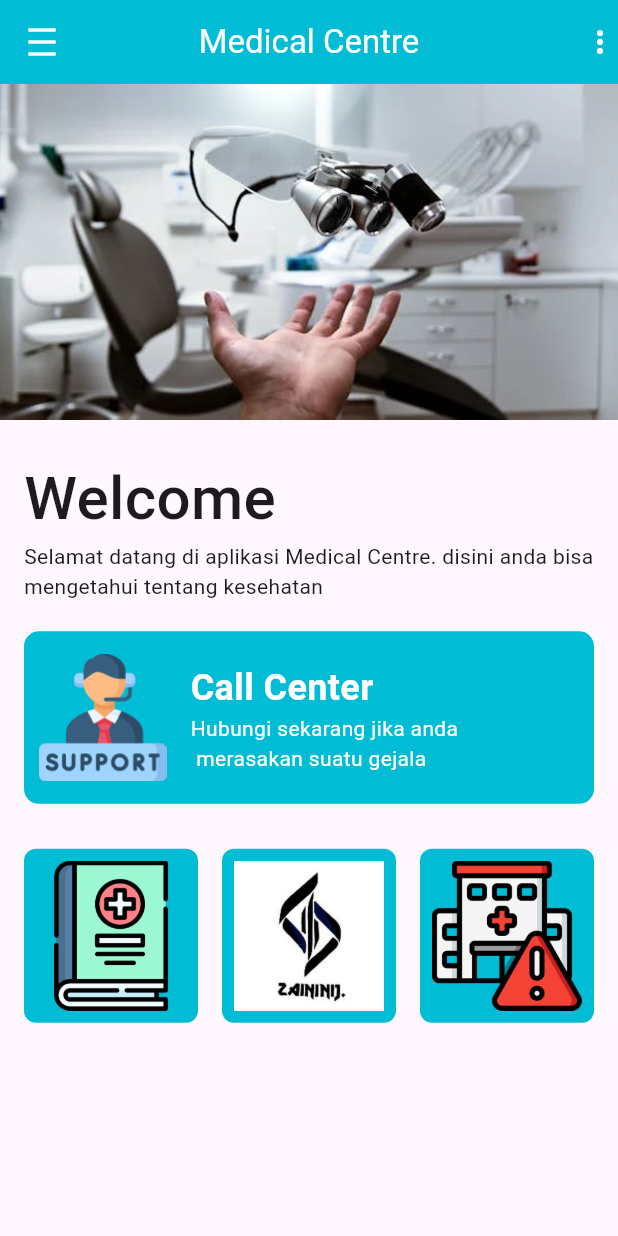
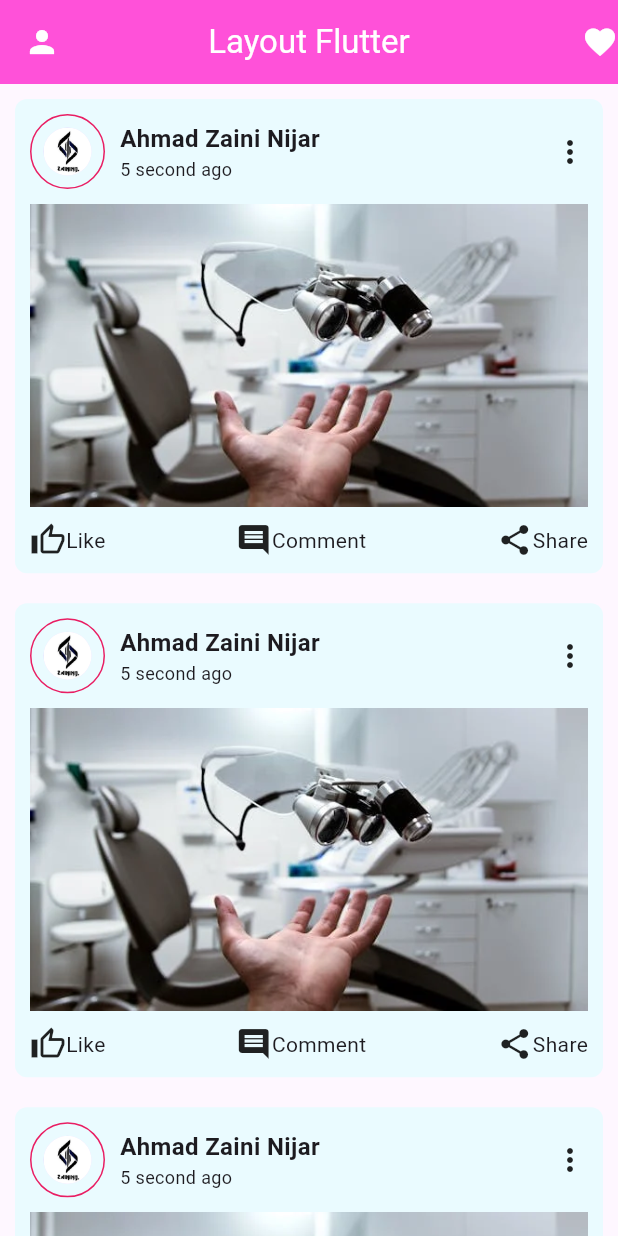
Before and after one commit to zaininijar/praktikum_flutter_labor, a Flutter app: the screen it shows after launch, on a phone screen of 412 x 824 dp. Run offline on Flutter 3.47's test engine with Material 3 defaults, Android fonts, the phone set to English and light mode, and no system bars.

Commit message:
add feed scroll

```diff
--- a/lib/main.dart
+++ b/lib/main.dart
@@ -10,123 +10,248 @@ class MyApp extends StatelessWidget {
     return MaterialApp(
       home: Scaffold(
         appBar: AppBar(
-          leading: const Icon(Icons.density_medium),
-          title: const Text("Medical Centre"),
+          leading: const Icon(Icons.person),
+          title: const Text("Layout Flutter"),
           centerTitle: true,
           foregroundColor: Colors.white,
-          backgroundColor: const Color.fromARGB(255, 0, 188, 213),
-          actions: const [Icon(Icons.more_vert)],
+          backgroundColor: const Color.fromARGB(255, 255, 81, 217),
+          actions: const [Icon(Icons.favorite)],
         ),
-        body: Column(
+        body: SingleChildScrollView(
+          padding: const EdgeInsets.all(10),
+          child: Wrap(spacing: 10, runSpacing: 20, children: [
+            Container(
+              decoration: const BoxDecoration(
+                color: Color.fromARGB(255, 234, 251, 255),
+                borderRadius: BorderRadius.all(
+                  Radius.circular(8),
+                ),
+              ),
+              padding: const EdgeInsets.all(10),
+              child: Wrap(
+                spacing: 10,
+                runSpacing: 10,
+                children: [
+                  Row(
+                    mainAxisAlignment: MainAxisAlignment.spaceBetween,
+                    children: [
+                      Row(
+                        children: [
+                          Container(
+                            decoration: BoxDecoration(
+                              border: Border.all(width: 1, color: Colors.pink),
+                              borderRadius: BorderRadius.circular(100),
+                            ),
+                            padding: const EdgeInsets.all(8),
+                            margin: const EdgeInsets.only(right: 10),
+                            width: 50,
+                            height: 50,
+                            child: CircleAvatar(
+                              radius: 50.0,
+                              child: ClipRRect(
+                                borderRadius: BorderRadius.circular(50.0),
+                                child: Image.asset('assets/images/profile.jpg'),
+                              ),
+                            ),
+                          ),
+                          const Column(
                             crossAxisAlignment: CrossAxisAlignment.start,
                             children: [
+                              Text(
+                                "Ahmad Zaini Nijar",
+                                style: TextStyle(
+                                    fontSize: 16, fontWeight: FontWeight.w600),
+                              ),
+                              Text(
+                                "5 second ago",
+                                style: TextStyle(fontSize: 12),
+                              )
+                            ],
+                          ),
+                        ],
+                      ),
+                      const Icon(Icons.more_vert)
+                    ],
+                  ),
                   SizedBox(
                     width: double.infinity,
                     child: Image.asset('assets/images/cover.png'),
                   ),
-            Container(
-              padding: const EdgeInsets.only(left: 16, right: 16, top: 24),
-              child: Column(
-                crossAxisAlignment: CrossAxisAlignment.start,
+                  const Row(
+                    mainAxisAlignment: MainAxisAlignment.spaceBetween,
                     children: [
-                  const Text(
-                    "Welcome",
-                    style: TextStyle(fontSize: 40, fontWeight: FontWeight.w500),
-                  ),
-                  const Text(
-                      "Selamat datang di aplikasi Medical Centre. disini anda bisa mengetahui tentang kesehatan"),
-                  Container(
-                    padding: const EdgeInsets.only(
-                        left: 10, right: 10, top: 15, bottom: 15),
-                    margin: const EdgeInsets.only(top: 20),
-                    decoration: const BoxDecoration(
-                        color: Color.fromARGB(255, 0, 188, 213),
-                        borderRadius: BorderRadius.all(Radius.circular(10))),
-                    child: Row(
+                      Row(
                         children: [
-                        const Image(
-                          image: AssetImage('assets/images/support.png'),
-                          width: 85,
-                        ),
-                        Container(
-                          margin: const EdgeInsets.only(left: 16),
-                          child: const Column(
-                            crossAxisAlignment: CrossAxisAlignment.start,
-                            children: [
-                              Text(
-                                "Call Center",
-                                style: TextStyle(
-                                    color: Colors.white,
-                                    fontWeight: FontWeight.bold,
-                                    fontSize: 24),
-                              ),
-                              Text(
-                                "Hubungi sekarang jika anda \n merasakan suatu gejala",
-                                style: TextStyle(color: Colors.white),
-                              )
+                          Icon(Icons.thumb_up_alt_outlined),
+                          Text("Like")
                         ],
                       ),
-                        )
+                      Row(
+                        children: [Icon(Icons.comment), Text("Comment")],
+                      ),
+                      Row(
+                        children: [Icon(Icons.share), Text("Share")],
+                      ),
+                    ],
+                  ),
                 ],
               ),
             ),
             Container(
-                    margin: const EdgeInsets.only(top: 30),
-                    child: const Row(
-                      mainAxisAlignment: MainAxisAlignment.spaceBetween,
-                      children: [
-                        DecoratedBox(
-                          decoration: BoxDecoration(
-                            color: Color.fromARGB(255, 0, 188, 213),
+              decoration: const BoxDecoration(
+                color: Color.fromARGB(255, 234, 251, 255),
                 borderRadius: BorderRadius.all(
                   Radius.circular(8),
                 ),
               ),
-                          child: Padding(
-                            padding: EdgeInsets.all(8),
-                            child: Image(
-                              image: AssetImage('assets/images/icon1.png'),
-                              width: 100,
+              padding: const EdgeInsets.all(10),
+              child: Wrap(
+                spacing: 10,
+                runSpacing: 10,
+                children: [
+                  Row(
+                    mainAxisAlignment: MainAxisAlignment.spaceBetween,
+                    children: [
+                      Row(
+                        children: [
+                          Container(
+                            decoration: BoxDecoration(
+                              border: Border.all(width: 1, color: Colors.pink),
+                              borderRadius: BorderRadius.circular(100),
+                            ),
+                            padding: const EdgeInsets.all(8),
+                            margin: const EdgeInsets.only(right: 10),
+                            width: 50,
+                            height: 50,
+                            child: CircleAvatar(
+                              radius: 50.0,
+                              child: ClipRRect(
+                                borderRadius: BorderRadius.circular(50.0),
+                                child: Image.asset('assets/images/profile.jpg'),
                               ),
                             ),
                           ),
-                        DecoratedBox(
-                          decoration: BoxDecoration(
-                            color: Color.fromARGB(255, 0, 188, 213),
+                          const Column(
+                            crossAxisAlignment: CrossAxisAlignment.start,
+                            children: [
+                              Text(
+                                "Ahmad Zaini Nijar",
+                                style: TextStyle(
+                                    fontSize: 16, fontWeight: FontWeight.w600),
+                              ),
+                              Text(
+                                "5 second ago",
+                                style: TextStyle(fontSize: 12),
+                              )
+                            ],
+                          ),
+                        ],
+                      ),
+                      const Icon(Icons.more_vert)
+                    ],
+                  ),
+                  SizedBox(
+                    width: double.infinity,
+                    child: Image.asset('assets/images/cover.png'),
+                  ),
+                  const Row(
+                    mainAxisAlignment: MainAxisAlignment.spaceBetween,
+                    children: [
+                      Row(
+                        children: [
+                          Icon(Icons.thumb_up_alt_outlined),
+                          Text("Like")
+                        ],
+                      ),
+                      Row(
+                        children: [Icon(Icons.comment), Text("Comment")],
+                      ),
+                      Row(
+                        children: [Icon(Icons.share), Text("Share")],
+                      ),
+                    ],
+                  ),
+                ],
+              ),
+            ),
+            Container(
+              decoration: const BoxDecoration(
+                color: Color.fromARGB(255, 234, 251, 255),
                 borderRadius: BorderRadius.all(
                   Radius.circular(8),
                 ),
               ),
-                          child: Padding(
-                            padding: EdgeInsets.all(8),
-                            child: Image(
-                              image: AssetImage('assets/images/profile.jpg'),
-                              width: 100,
+              padding: const EdgeInsets.all(10),
+              child: Wrap(
+                spacing: 10,
+                runSpacing: 10,
+                children: [
+                  Row(
+                    mainAxisAlignment: MainAxisAlignment.spaceBetween,
+                    children: [
+                      Row(
+                        children: [
+                          Container(
+                            decoration: BoxDecoration(
+                              border: Border.all(width: 1, color: Colors.pink),
+                              borderRadius: BorderRadius.circular(100),
+                            ),
+                            padding: const EdgeInsets.all(8),
+                            margin: const EdgeInsets.only(right: 10),
+                            width: 50,
+                            height: 50,
+                            child: CircleAvatar(
+                              radius: 50.0,
+                              child: ClipRRect(
+                                borderRadius: BorderRadius.circular(50.0),
+                                child: Image.asset('assets/images/profile.jpg'),
                               ),
                             ),
                           ),
-                        DecoratedBox(
-                          decoration: BoxDecoration(
-                            color: Color.fromARGB(255, 0, 188, 213),
-                            borderRadius: BorderRadius.all(
-                              Radius.circular(8),
+                          const Column(
+                            crossAxisAlignment: CrossAxisAlignment.start,
+                            children: [
+                              Text(
+                                "Ahmad Zaini Nijar",
+                                style: TextStyle(
+                                    fontSize: 16, fontWeight: FontWeight.w600),
                               ),
-                          ),
-                          child: Padding(
-                            padding: EdgeInsets.all(8),
-                            child: Image(
-                              image: AssetImage('assets/images/icon2.png'),
-                              width: 100,
-                            ),
-                          ),
+                              Text(
+                                "5 second ago",
+                                style: TextStyle(fontSize: 12),
+                              )
+                            ],
                           ),
                         ],
                       ),
-                  )
+                      const Icon(Icons.more_vert)
                     ],
                   ),
-            )
+                  SizedBox(
+                    width: double.infinity,
+                    child: Image.asset('assets/images/cover.png'),
+                  ),
+                  const Row(
+                    mainAxisAlignment: MainAxisAlignment.spaceBetween,
+                    children: [
+                      Row(
+                        children: [
+                          Icon(Icons.thumb_up_alt_outlined),
+                          Text("Like")
                         ],
+                      ),
+                      Row(
+                        children: [Icon(Icons.comment), Text("Comment")],
+                      ),
+                      Row(
+                        children: [Icon(Icons.share), Text("Share")],
+                      ),
+                    ],
+                  ),
+                ],
+              ),
+            ),
+          ]),
         ),
       ),
     );
--- /dev/null
+++ b/lib/uts_main.dart
@@ -0,0 +1,134 @@
+import 'package:flutter/material.dart';
+
+void main() => runApp(const MyApp());
+
+class MyApp extends StatelessWidget {
+  const MyApp({super.key});
+
+  @override
+  Widget build(BuildContext context) {
+    return MaterialApp(
+      home: Scaffold(
+        appBar: AppBar(
+          leading: const Icon(Icons.density_medium),
+          title: const Text("Medical Centre"),
+          centerTitle: true,
+          foregroundColor: Colors.white,
+          backgroundColor: const Color.fromARGB(255, 0, 188, 213),
+          actions: const [Icon(Icons.more_vert)],
+        ),
+        body: Column(
+          crossAxisAlignment: CrossAxisAlignment.start,
+          children: [
+            SizedBox(
+              width: double.infinity,
+              child: Image.asset('assets/images/cover.png'),
+            ),
+            Container(
+              padding: const EdgeInsets.only(left: 16, right: 16, top: 24),
+              child: Column(
+                crossAxisAlignment: CrossAxisAlignment.start,
+                children: [
+                  const Text(
+                    "Welcome",
+                    style: TextStyle(fontSize: 40, fontWeight: FontWeight.w500),
+                  ),
+                  const Text(
+                      "Selamat datang di aplikasi Medical Centre. disini anda bisa mengetahui tentang kesehatan"),
+                  Container(
+                    padding: const EdgeInsets.only(
+                        left: 10, right: 10, top: 15, bottom: 15),
+                    margin: const EdgeInsets.only(top: 20),
+                    decoration: const BoxDecoration(
+                        color: Color.fromARGB(255, 0, 188, 213),
+                        borderRadius: BorderRadius.all(Radius.circular(10))),
+                    child: Row(
+                      children: [
+                        const Image(
+                          image: AssetImage('assets/images/support.png'),
+                          width: 85,
+                        ),
+                        Container(
+                          margin: const EdgeInsets.only(left: 16),
+                          child: const Column(
+                            crossAxisAlignment: CrossAxisAlignment.start,
+                            children: [
+                              Text(
+                                "Call Center",
+                                style: TextStyle(
+                                    color: Colors.white,
+                                    fontWeight: FontWeight.bold,
+                                    fontSize: 24),
+                              ),
+                              Text(
+                                "Hubungi sekarang jika anda \n merasakan suatu gejala",
+                                style: TextStyle(color: Colors.white),
+                              )
+                            ],
+                          ),
+                        )
+                      ],
+                    ),
+                  ),
+                  Container(
+                    margin: const EdgeInsets.only(top: 30),
+                    child: const Row(
+                      mainAxisAlignment: MainAxisAlignment.spaceBetween,
+                      children: [
+                        DecoratedBox(
+                          decoration: BoxDecoration(
+                            color: Color.fromARGB(255, 0, 188, 213),
+                            borderRadius: BorderRadius.all(
+                              Radius.circular(8),
+                            ),
+                          ),
+                          child: Padding(
+                            padding: EdgeInsets.all(8),
+                            child: Image(
+                              image: AssetImage('assets/images/icon1.png'),
+                              width: 100,
+                            ),
+                          ),
+                        ),
+                        DecoratedBox(
+                          decoration: BoxDecoration(
+                            color: Color.fromARGB(255, 0, 188, 213),
+                            borderRadius: BorderRadius.all(
+                              Radius.circular(8),
+                            ),
+                          ),
+                          child: Padding(
+                            padding: EdgeInsets.all(8),
+                            child: Image(
+                              image: AssetImage('assets/images/profile.jpg'),
+                              width: 100,
+                            ),
+                          ),
+                        ),
+                        DecoratedBox(
+                          decoration: BoxDecoration(
+                            color: Color.fromARGB(255, 0, 188, 213),
+                            borderRadius: BorderRadius.all(
+                              Radius.circular(8),
+                            ),
+                          ),
+                          child: Padding(
+                            padding: EdgeInsets.all(8),
+                            child: Image(
+                              image: AssetImage('assets/images/icon2.png'),
+                              width: 100,
+                            ),
+                          ),
+                        ),
+                      ],
+                    ),
+                  )
+                ],
+              ),
+            )
+          ],
+        ),
+      ),
+    );
+  }
+}
```
Lines whose indentation alone changed are shown as unchanged.
